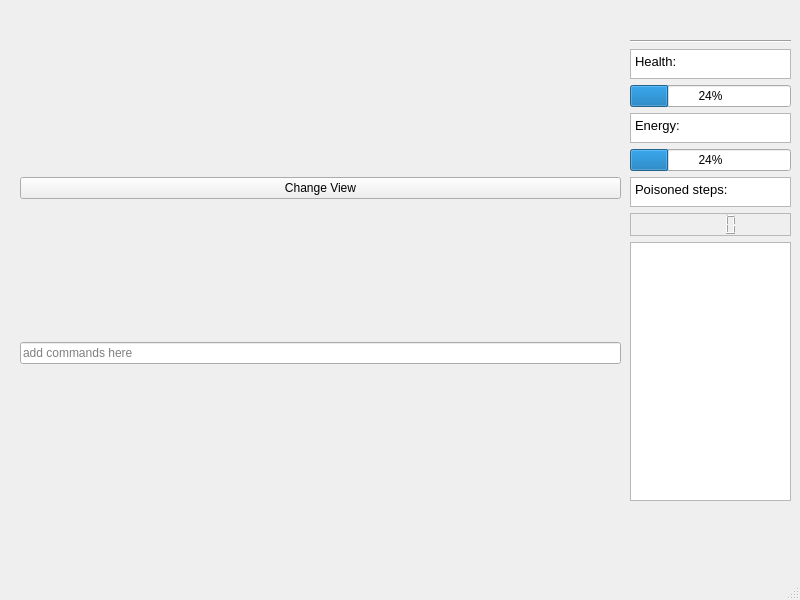
Qt form mainwindow.ui (alken01/MP22-Team-c9-FA) before a commit.
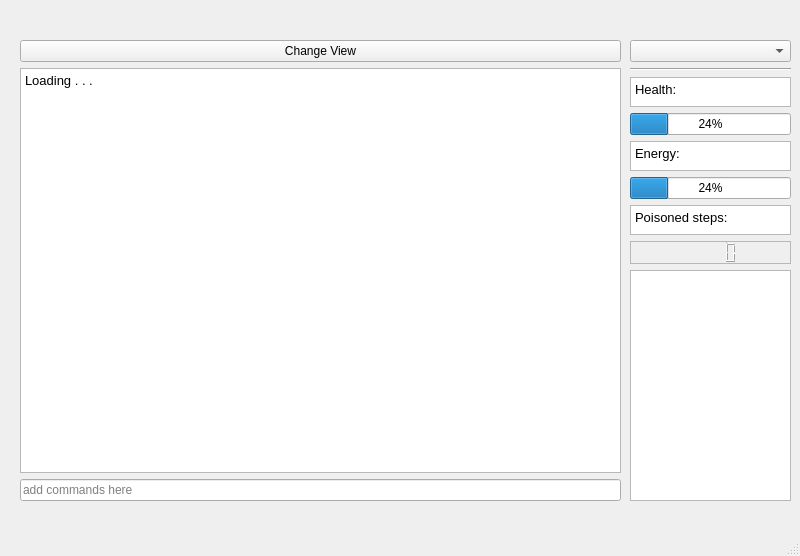
The same form after that commit.

Patch:
```diff
--- a/mainwindow.ui
+++ b/mainwindow.ui
@@ -7,7 +7,7 @@
     <x>0</x>
     <y>0</y>
     <width>800</width>
-    <height>600</height>
+    <height>556</height>
    </rect>
   </property>
   <property name="windowTitle">
@@ -24,35 +24,7 @@
      </rect>
     </property>
     <layout class="QGridLayout" name="gridLayout">
-     <item row="1" column="0">
-      <widget class="QTextEdit" name="textEdit">
-       <property name="maximumSize">
-        <size>
-         <width>200</width>
-         <height>30</height>
-        </size>
-       </property>
-       <property name="focusPolicy">
-        <enum>Qt::NoFocus</enum>
-       </property>
-       <property name="html">
-        <string>&lt;!DOCTYPE HTML PUBLIC &quot;-//W3C//DTD HTML 4.0//EN&quot; &quot;http://www.w3.org/TR/REC-html40/strict.dtd&quot;&gt;
-&lt;html&gt;&lt;head&gt;&lt;meta name=&quot;qrichtext&quot; content=&quot;1&quot; /&gt;&lt;meta charset=&quot;utf-8&quot; /&gt;&lt;style type=&quot;text/css&quot;&gt;
-p, li { white-space: pre-wrap; }
-hr { height: 1px; border-width: 0; }
-&lt;/style&gt;&lt;/head&gt;&lt;body style=&quot; font-family:'SF Pro weight=591'; font-size:10pt; font-weight:400; font-style:normal;&quot;&gt;
-&lt;p style=&quot; margin-top:0px; margin-bottom:0px; margin-left:0px; margin-right:0px; -qt-block-indent:0; text-indent:0px;&quot;&gt;Health:&lt;/p&gt;&lt;/body&gt;&lt;/html&gt;</string>
-       </property>
-      </widget>
-     </item>
-     <item row="0" column="0">
-      <widget class="Line" name="line">
-       <property name="orientation">
-        <enum>Qt::Horizontal</enum>
-       </property>
-      </widget>
-     </item>
-     <item row="3" column="0">
+     <item row="4" column="0">
       <widget class="QTextEdit" name="textEdit_2">
        <property name="maximumSize">
         <size>
@@ -73,7 +45,7 @@
        </property>
       </widget>
      </item>
-     <item row="10" column="0">
+     <item row="11" column="0">
       <widget class="QLCDNumber" name="lcdNumber">
        <property name="maximumSize">
         <size>
@@ -218,51 +190,28 @@
        </property>
       </widget>
      </item>
-     <item row="5" column="0" rowspan="4">
-      <widget class="QProgressBar" name="progressBar_2">
-       <property name="palette">
-        <palette>
-         <active>
-          <colorrole role="Highlight">
-           <brush brushstyle="SolidPattern">
-            <color alpha="255">
-             <red>78</red>
-             <green>154</green>
-             <blue>6</blue>
-            </color>
-           </brush>
-          </colorrole>
-         </active>
-         <inactive>
-          <colorrole role="Highlight">
-           <brush brushstyle="SolidPattern">
-            <color alpha="255">
-             <red>48</red>
-             <green>140</green>
-             <blue>198</blue>
-            </color>
-           </brush>
-          </colorrole>
-         </inactive>
-         <disabled>
-          <colorrole role="Highlight">
-           <brush brushstyle="SolidPattern">
-            <color alpha="255">
-             <red>145</red>
-             <green>145</green>
-             <blue>145</blue>
-            </color>
-           </brush>
-          </colorrole>
-         </disabled>
-        </palette>
+     <item row="2" column="0">
+      <widget class="QTextEdit" name="textEdit">
+       <property name="maximumSize">
+        <size>
+         <width>200</width>
+         <height>30</height>
+        </size>
        </property>
-       <property name="value">
-        <number>24</number>
+       <property name="focusPolicy">
+        <enum>Qt::NoFocus</enum>
+       </property>
+       <property name="html">
+        <string>&lt;!DOCTYPE HTML PUBLIC &quot;-//W3C//DTD HTML 4.0//EN&quot; &quot;http://www.w3.org/TR/REC-html40/strict.dtd&quot;&gt;
+&lt;html&gt;&lt;head&gt;&lt;meta name=&quot;qrichtext&quot; content=&quot;1&quot; /&gt;&lt;meta charset=&quot;utf-8&quot; /&gt;&lt;style type=&quot;text/css&quot;&gt;
+p, li { white-space: pre-wrap; }
+hr { height: 1px; border-width: 0; }
+&lt;/style&gt;&lt;/head&gt;&lt;body style=&quot; font-family:'SF Pro weight=591'; font-size:10pt; font-weight:400; font-style:normal;&quot;&gt;
+&lt;p style=&quot; margin-top:0px; margin-bottom:0px; margin-left:0px; margin-right:0px; -qt-block-indent:0; text-indent:0px;&quot;&gt;Health:&lt;/p&gt;&lt;/body&gt;&lt;/html&gt;</string>
        </property>
       </widget>
      </item>
-     <item row="9" column="0">
+     <item row="10" column="0">
       <widget class="QTextEdit" name="textEdit_3">
        <property name="maximumSize">
         <size>
@@ -283,7 +232,7 @@
        </property>
       </widget>
      </item>
-     <item row="2" column="0">
+     <item row="3" column="0">
       <widget class="QProgressBar" name="progressBar">
        <property name="palette">
         <palette>
@@ -333,7 +282,58 @@
        </property>
       </widget>
      </item>
-     <item row="11" column="0">
+     <item row="6" column="0" rowspan="4">
+      <widget class="QProgressBar" name="progressBar_2">
+       <property name="palette">
+        <palette>
+         <active>
+          <colorrole role="Highlight">
+           <brush brushstyle="SolidPattern">
+            <color alpha="255">
+             <red>78</red>
+             <green>154</green>
+             <blue>6</blue>
+            </color>
+           </brush>
+          </colorrole>
+         </active>
+         <inactive>
+          <colorrole role="Highlight">
+           <brush brushstyle="SolidPattern">
+            <color alpha="255">
+             <red>48</red>
+             <green>140</green>
+             <blue>198</blue>
+            </color>
+           </brush>
+          </colorrole>
+         </inactive>
+         <disabled>
+          <colorrole role="Highlight">
+           <brush brushstyle="SolidPattern">
+            <color alpha="255">
+             <red>145</red>
+             <green>145</green>
+             <blue>145</blue>
+            </color>
+           </brush>
+          </colorrole>
+         </disabled>
+        </palette>
+       </property>
+       <property name="value">
+        <number>24</number>
+       </property>
+      </widget>
+     </item>
+     <item row="1" column="0">
+      <widget class="Line" name="line">
+       <property name="orientation">
+        <enum>Qt::Horizontal</enum>
+       </property>
+      </widget>
+     </item>
+     <item row="12" column="0">
       <widget class="QTextEdit" name="textEdit_4">
        <property name="palette">
         <palette>
@@ -377,6 +377,13 @@
        </property>
       </widget>
      </item>
+     <item row="0" column="0">
+      <widget class="QComboBox" name="comboBox">
+       <property name="placeholderText">
+        <string>Map</string>
+       </property>
+      </widget>
+     </item>
     </layout>
    </widget>
    <widget class="QWidget" name="verticalLayoutWidget_2">
@@ -396,6 +403,21 @@
        </property>
       </widget>
      </item>
+     <item>
+      <widget class="QTextEdit" name="textEdit_5">
+       <property name="focusPolicy">
+        <enum>Qt::NoFocus</enum>
+       </property>
+       <property name="html">
+        <string>&lt;!DOCTYPE HTML PUBLIC &quot;-//W3C//DTD HTML 4.0//EN&quot; &quot;http://www.w3.org/TR/REC-html40/strict.dtd&quot;&gt;
+&lt;html&gt;&lt;head&gt;&lt;meta name=&quot;qrichtext&quot; content=&quot;1&quot; /&gt;&lt;meta charset=&quot;utf-8&quot; /&gt;&lt;style type=&quot;text/css&quot;&gt;
+p, li { white-space: pre-wrap; }
+hr { height: 1px; border-width: 0; }
+&lt;/style&gt;&lt;/head&gt;&lt;body style=&quot; font-family:'SF Pro weight=591'; font-size:10pt; font-weight:400; font-style:normal;&quot;&gt;
+&lt;p style=&quot; margin-top:0px; margin-bottom:0px; margin-left:0px; margin-right:0px; -qt-block-indent:0; text-indent:0px;&quot;&gt;Loading . . .&lt;/p&gt;&lt;/body&gt;&lt;/html&gt;</string>
+       </property>
+      </widget>
+     </item>
      <item>
       <layout class="QVBoxLayout" name="verticalLayout_2"/>
      </item>
```
